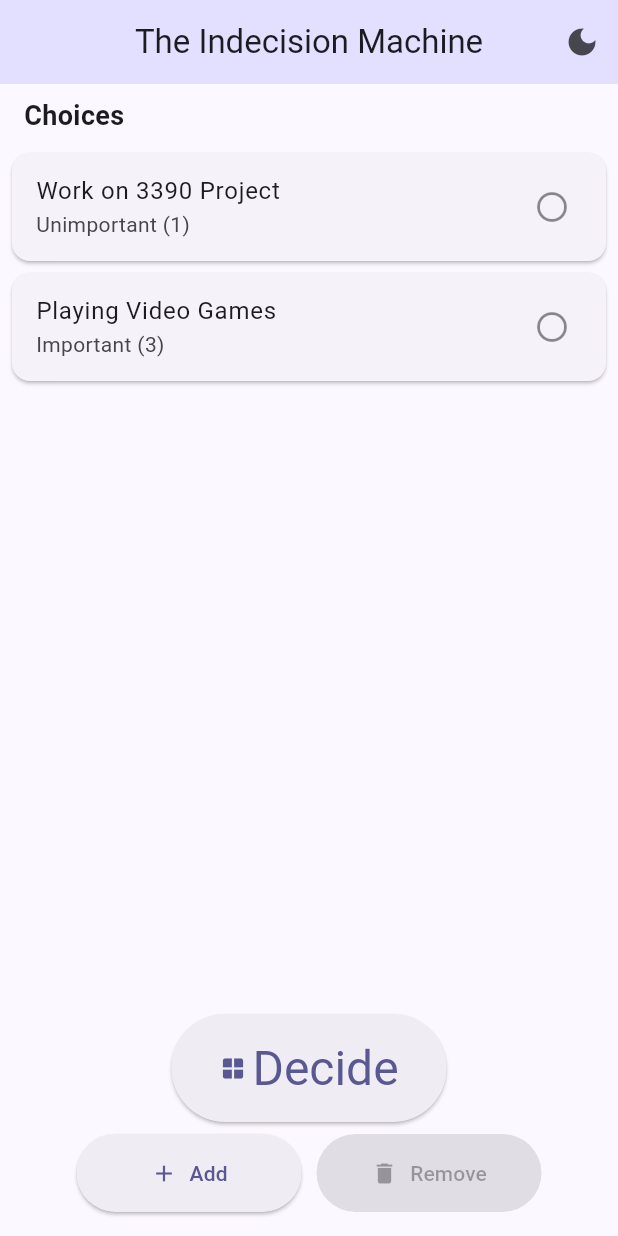
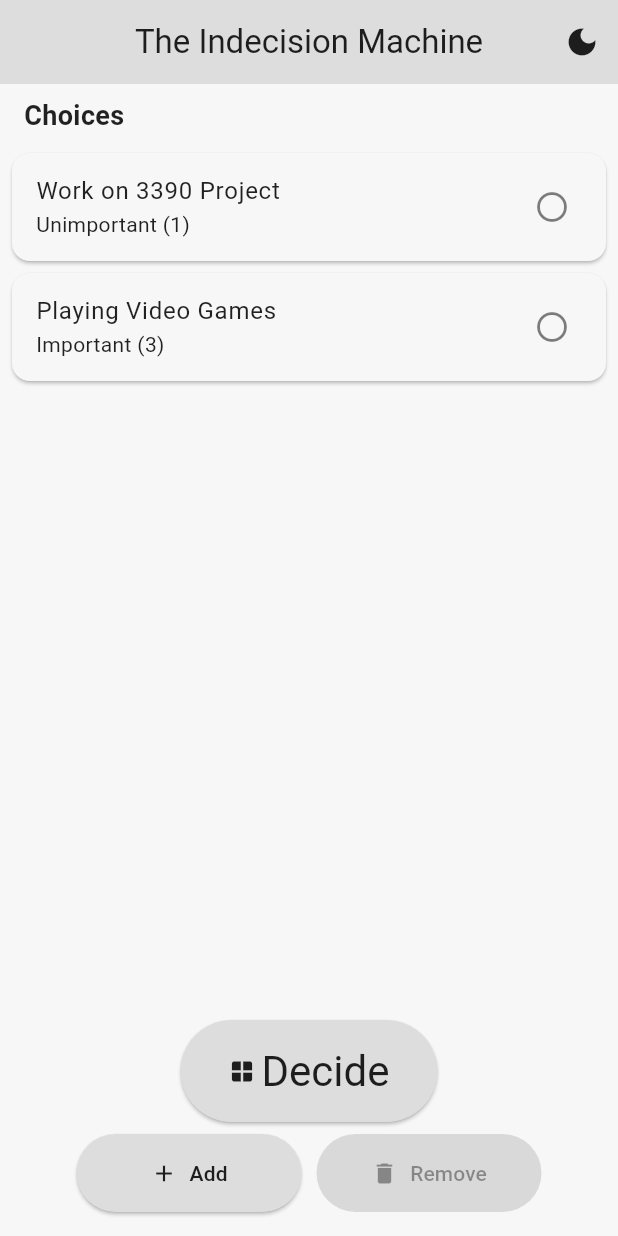
Before and after one commit to Vg34100/Flutter-IndecisionMachine, a Flutter app: the screen it shows after launch, on a phone screen of 412 x 824 dp. Run offline on Flutter 3.47's test engine with Material 3 defaults, Android fonts, the phone set to English and light mode, and no system bars; our stand-ins replace shared_preferences.

Commit message:
actual dark theme

```diff
--- a/lib/themes/app_themes.dart
+++ b/lib/themes/app_themes.dart
@@ -6,6 +6,37 @@ import 'package:flutter/material.dart';
 */
 class MyAppThemes {
   static final lightTheme = ThemeData(
+    colorScheme: const ColorScheme.light(
+      primary: Color.fromARGB(255, 221, 221, 221), // Soft blue
+      onPrimary: Colors.black87,
+      secondary: Color.fromARGB(255, 20, 21, 33), // Light purple
+      onSecondary: Colors.white,
+      surface: Color(0xFFF7F7F7), // Soft gray for background
+      onSurface: Colors.black87,
+    ),
+    useMaterial3: true,
+    brightness: Brightness.light,
+    scaffoldBackgroundColor: const Color(0xFFF7F7F7), // Soft light gray
+  );
+
+  static final darkTheme = ThemeData(
+    colorScheme: const ColorScheme.dark(
+      primary: Color.fromARGB(255, 19, 21, 22), // Lighter blue
+      onPrimary: Colors.white,
+      secondary: Color.fromARGB(255, 52, 49, 57), // Muted lavender
+      onSecondary: Colors.black87,
+      surface: Color(0xFF1E1E1E), // Dark gray for cards
+      onSurface: Colors.white,
+      onPrimaryContainer: Colors.white,
+      onSecondaryContainer: Colors.white,
+      onTertiaryContainer: Colors.white,
+    ),
+    useMaterial3: true,
+    brightness: Brightness.dark,
+    scaffoldBackgroundColor: const Color(0xFF121212), // Soft dark gray
+  );
+
+    static final lightThemefromSeed = ThemeData(
     colorScheme: ColorScheme.fromSeed(
       seedColor: const Color.fromARGB(255, 64, 58, 183),
       brightness: Brightness.light,
@@ -14,7 +45,7 @@ class MyAppThemes {
     brightness: Brightness.light,
   );
 
-  static final darkTheme = ThemeData(
+  static final darkThemefromSeed = ThemeData(
     colorScheme: ColorScheme.fromSeed(
       seedColor: const Color.fromARGB(255, 64, 58, 183),
       brightness: Brightness.dark,
@@ -25,7 +56,8 @@ class MyAppThemes {
 
   static ButtonStyle elevatedButtonStyle(BuildContext context) {
     return ElevatedButton.styleFrom(
-      backgroundColor: Theme.of(context).colorScheme.surfaceContainer,
+      backgroundColor: Theme.of(context).colorScheme.primary,
+      foregroundColor: Theme.of(context).colorScheme.onPrimary,
       padding: const EdgeInsets.symmetric(vertical: 16.0, horizontal: 32.0),
       minimumSize: const Size(150, 50),
     );
@@ -33,18 +65,20 @@ class MyAppThemes {
 
   static ButtonStyle elevatedSecondaryButtonStyle(BuildContext context) {
     return ElevatedButton.styleFrom(
-      backgroundColor: Theme.of(context).colorScheme.secondaryContainer,
+      backgroundColor: Theme.of(context).colorScheme.secondary,
+      foregroundColor: Theme.of(context).colorScheme.onSecondary,
       padding: const EdgeInsets.symmetric(vertical: 16.0, horizontal: 32.0),
       minimumSize: const Size(150, 50),
     );
   }
 
-    static ButtonStyle elevatedLargeButtonStyle(BuildContext context) {
+  static ButtonStyle elevatedLargeButtonStyle(BuildContext context) {
     return ElevatedButton.styleFrom(
-      backgroundColor: Theme.of(context).colorScheme.surfaceContainer,
+      backgroundColor: Theme.of(context).colorScheme.primary,
+      foregroundColor: Theme.of(context).colorScheme.onPrimary,
       padding: const EdgeInsets.symmetric(vertical: 16.0, horizontal: 32.0),
       minimumSize: const Size(150, 50),
-      textStyle: Theme.of(context).textTheme.headlineLarge,
+      textStyle: Theme.of(context).textTheme.headlineMedium,
     );
   }
 }
--- a/pubspec.yaml
+++ b/pubspec.yaml
@@ -11,10 +11,8 @@ dependencies:
     sdk: flutter
   shared_preferences: ^2.3.2 # Persistence
   uuid: ^4.5.0
-  intl: ^0.19.0
   provider: ^6.1.2
   flutter_iconpicker: ^4.0.0
-  collection: ^1.16.0
 
 dev_dependencies:
   flutter_test:
```
Also changed, not shown: pubspec.lock.
